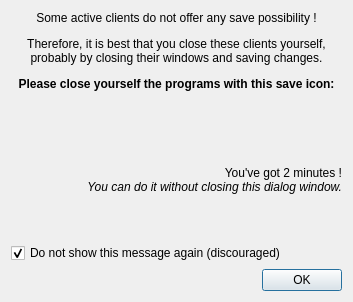
Old version of the form resources/ui/waiting_close_user.ui in the repository Houston4444/RaySession.
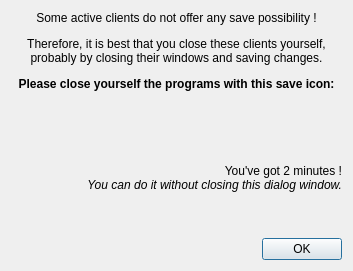
New version of the form. Icons and pictures are not drawn.

Commit message: remove useless 'Do not show again' checkbox in waiting close user dialog

What changed in the file:
```diff
--- a/resources/ui/waiting_close_user.ui
+++ b/resources/ui/waiting_close_user.ui
@@ -7,7 +7,7 @@
     <x>0</x>
     <y>0</y>
     <width>353</width>
-    <height>302</height>
+    <height>271</height>
    </rect>
   </property>
   <property name="windowTitle">
@@ -97,16 +97,6 @@
      </property>
     </spacer>
    </item>
-   <item>
-    <widget class="QCheckBox" name="checkBox">
-     <property name="text">
-      <string>Do not show this message again (discouraged)</string>
-     </property>
-     <property name="checked">
-      <bool>true</bool>
-     </property>
-    </widget>
-   </item>
    <item>
     <widget class="QDialogButtonBox" name="buttonBox">
      <property name="orientation">
```
The commit also changes 2 other files.
